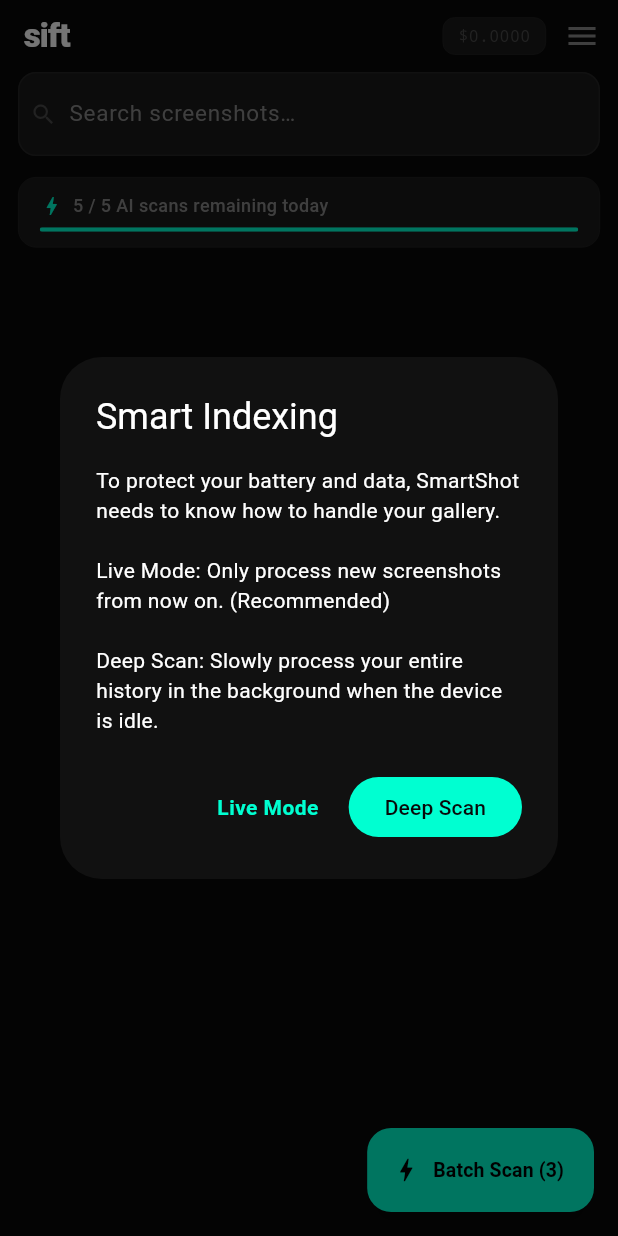
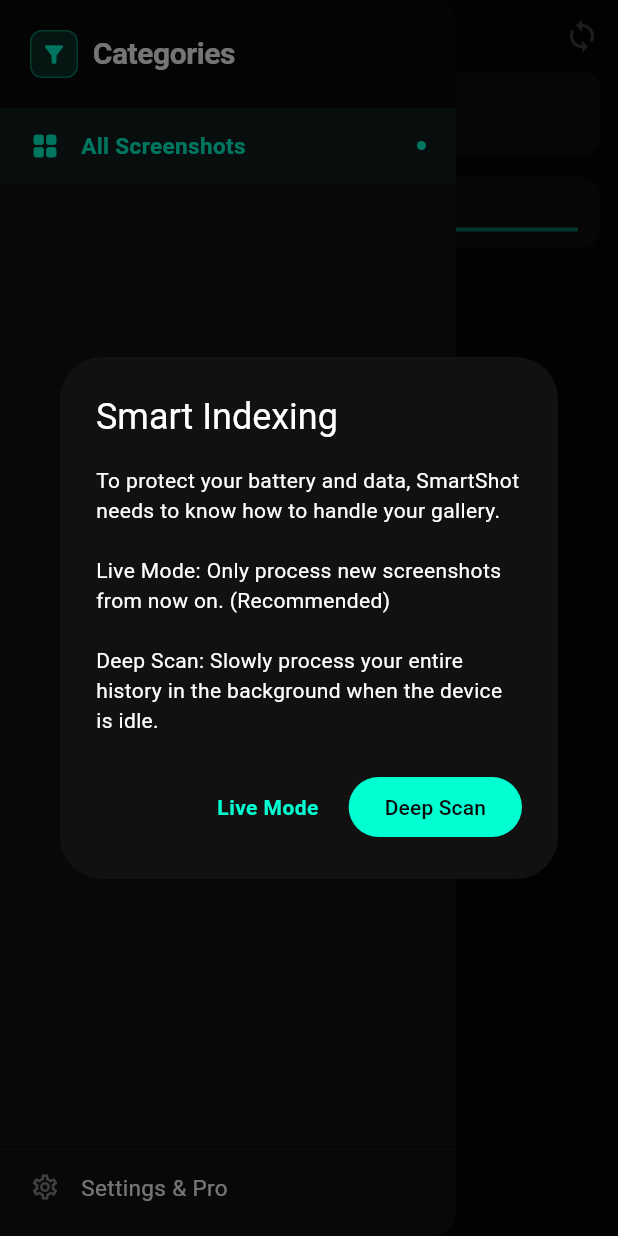
Before and after one commit to TreyKys/Smart-Shot, a Flutter app: the GalleryScreen screen opened directly, with the side drawer open (before the commit the screen has no drawer), on a phone screen of 412 x 824 dp. Run offline on Flutter 3.47's test engine with Material 3 defaults, Android fonts, the phone set to English and light mode, and no system bars; drawn by our look-alikes of flutter_animate; our stand-ins replace flutter_dotenv, flutter_image_compress, flutter_local_notifications, flutter_riverpod, google_generative_ai, google_mobile_ads and 7 more; missing offline and left inert: add_2_calendar, google_mlkit_text_recognition, photo_manager, purchases_flutter, receive_sharing_intent, workmanager; accounts and stored records are empty; generated files the repository leaves out were written again; statements that could not run were skipped.

Commit message:
fix: restore drawer, icon, auto-process, fix AI pipeline key source
- gallery_screen: replace "sift" text with filter icon + wordmark, remove
  cost badge, remove Batch Scan FAB, restore GalleryDrawer (side drawer),
  remove all Pro gates — processing is now fully automatic
- gallery_drawer: restyle with SiftColors dark theme; same structure/icons
  as before; Settings & Pro link at bottom
- gallery_repository: fix critical bug — API key now reads from
  dotenv.env['GEMINI_API_KEY'] instead of SharedPreferences (was causing
  empty key → no LLM calls); auto-process ALL unprocessed screenshots on
  every sync with no mode-based foreground limit; quota gates free users at
  5 scans/day automatically; BYOK bypasses quota entirely
- background_service: increase deep-scan batch from 25 → 50 per Workmanager
  run; dotenv already loaded correctly in isolate

AI model in use: gemini-2.5-flash-preview-05-20

https://claude.ai/code/session_01Wd7qxrpLWourW3FSVYqvXS

```diff
--- a/lib/features/gallery/presentation/gallery_screen.dart
+++ b/lib/features/gallery/presentation/gallery_screen.dart
@@ -9,12 +9,10 @@ import 'package:sift/features/gallery/data/gallery_repository.dart';
 import 'package:sift/features/gallery/domain/screenshot.dart';
 import 'package:sift/features/gallery/presentation/gallery_provider.dart';
 import 'package:sift/features/gallery/presentation/image_detail_screen.dart';
-import 'package:sift/features/gallery/presentation/widgets/sift_bottom_sheet.dart';
+import 'package:sift/features/gallery/presentation/widgets/gallery_drawer.dart';
 import 'package:sift/features/gallery/presentation/widgets/smart_indexing_dialog.dart';
 import 'package:sift/features/gallery/services/background_service.dart';
 import 'package:sift/features/monetization/quota_bar.dart';
-import 'package:sift/features/pro/presentation/paywall_sheet.dart';
-import 'package:sift/features/pro/pro_service.dart';
 import 'package:sift/features/purge/presentation/purge_banner.dart';
 import 'package:sift/features/search/search_provider.dart';
 
@@ -71,62 +69,41 @@ class _GalleryScreenState extends ConsumerState<GalleryScreen> {
     final searchQuery = ref.watch(searchQueryProvider);
     final isSearching = searchQuery.isNotEmpty;
     final selectedTag = ref.watch(selectedTagProvider);
-    final isPro = ref.watch(proServiceProvider);
-    final energyState = ref.watch(economyServiceProvider);
 
     final AsyncValue<List<Screenshot>> content = isSearching
         ? ref.watch(searchResultsProvider)
         : ref.watch(galleryStreamProvider);
 
-    final costBadge = energyState.when(
-      data: (_) {
-        final cost = ref.read(economyServiceProvider.notifier).getTotalCostUsd();
-        return '\$${cost.toStringAsFixed(4)}';
-      },
-      loading: () => '\$0.0000',
-      error: (_, __) => '\$0.0000',
-    );
-
     return Scaffold(
       backgroundColor: SiftColors.background,
+      // ── Restored side drawer ──────────────────────────────────────────────
+      drawer: const GalleryDrawer(),
       appBar: AppBar(
         backgroundColor: SiftColors.background,
-        title: Text(
-          selectedTag != null ? selectedTag : 'sift',
-          style: TextStyle(
-            color: selectedTag != null ? SiftColors.accent : SiftColors.textPrimary,
-            fontSize: 22,
-            fontWeight: FontWeight.w800,
-            letterSpacing: -0.5,
+        // Minimalist Sift icon — replaces text
+        title: selectedTag != null
+            ? Text(
+                selectedTag,
+                style: const TextStyle(
+                  color: SiftColors.accent,
+                  fontSize: 17,
+                  fontWeight: FontWeight.w700,
+                ),
+              )
+            : _SiftIcon(),
+        // Remove the default drawer hamburger so we can control its colour
+        leading: Builder(
+          builder: (ctx) => IconButton(
+            icon: const Icon(Icons.menu, color: SiftColors.textSecondary),
+            onPressed: () => Scaffold.of(ctx).openDrawer(),
           ),
         ),
         actions: [
-          // Cost transparency badge
-          if (!isPro)
-            GestureDetector(
-              onTap: () {},
-              child: Container(
-                margin: const EdgeInsets.symmetric(vertical: 8),
-                padding: const EdgeInsets.symmetric(horizontal: 10, vertical: 4),
-                decoration: BoxDecoration(
-                  color: SiftColors.surfaceElevated,
-                  borderRadius: BorderRadius.circular(8),
-                  border: Border.all(color: SiftColors.border, width: 0.5),
-                ),
-                child: Text(
-                  costBadge,
-                  style: const TextStyle(
-                    color: SiftColors.textTertiary,
-                    fontSize: 11,
-                    fontFamily: 'monospace',
-                    fontWeight: FontWeight.w500,
-                  ),
-                ),
-              ),
-            ),
           IconButton(
-            icon: const Icon(Icons.menu, color: SiftColors.textSecondary),
-            onPressed: () => showSiftBottomSheet(context),
+            icon: const Icon(Icons.sync, color: SiftColors.textSecondary),
+            tooltip: 'Sync gallery',
+            onPressed: () =>
+                ref.read(galleryRepositoryProvider).syncGallery(),
           ),
         ],
         bottom: PreferredSize(
@@ -137,7 +114,8 @@ class _GalleryScreenState extends ConsumerState<GalleryScreen> {
               hintText: 'Search screenshots…',
               onChanged: (v) =>
                   ref.read(searchQueryProvider.notifier).setQuery(v),
-              leading: const Icon(Icons.search, color: SiftColors.textTertiary, size: 18),
+              leading: const Icon(Icons.search,
+                  color: SiftColors.textTertiary, size: 18),
               trailing: searchQuery.isNotEmpty
                   ? [
                       IconButton(
@@ -154,11 +132,11 @@ class _GalleryScreenState extends ConsumerState<GalleryScreen> {
       ),
       body: Column(
         children: [
-          // Purge banner
+          // Purge banner (only shows when purgeable items exist)
           const PurgeBanner(),
 
-          // Quota bar (hidden for Pro)
-          if (!isPro) const QuotaBar(),
+          // Quota bar (always shown — free tier has 5 scans/day)
+          const QuotaBar(),
 
           const SizedBox(height: 4),
 
@@ -169,7 +147,9 @@ class _GalleryScreenState extends ConsumerState<GalleryScreen> {
                 if (screenshots.isEmpty) {
                   return Center(
                     child: Text(
-                      isSearching ? 'No results found.' : 'No screenshots yet.',
+                      isSearching
+                          ? 'No results found.'
+                          : 'No screenshots yet.',
                       style: const TextStyle(
                           color: SiftColors.textSecondary, fontSize: 15),
                     ),
@@ -179,7 +159,7 @@ class _GalleryScreenState extends ConsumerState<GalleryScreen> {
                   crossAxisCount: 2,
                   mainAxisSpacing: 6,
                   crossAxisSpacing: 6,
-                  padding: const EdgeInsets.fromLTRB(12, 4, 12, 80),
+                  padding: const EdgeInsets.fromLTRB(12, 4, 12, 16),
                   itemCount: screenshots.length,
                   itemBuilder: (context, index) =>
                       _ScreenshotCard(screenshot: screenshots[index]),
@@ -190,48 +170,53 @@ class _GalleryScreenState extends ConsumerState<GalleryScreen> {
                     style: const TextStyle(color: SiftColors.danger)),
               ),
               loading: () => const Center(
-                  child: CircularProgressIndicator(color: SiftColors.accent)),
+                  child:
+                      CircularProgressIndicator(color: SiftColors.accent)),
             ),
           ),
         ],
       ),
-
-      // Batch scan FAB
-      floatingActionButton: FloatingActionButton.extended(
-        backgroundColor: isPro ? SiftColors.proGold : SiftColors.accent,
-        foregroundColor: Colors.black,
-        onPressed: () => _triggerBatchScan(context, isPro),
-        icon: const Icon(Icons.bolt, size: 20),
-        label: Text(
-          isPro ? 'Batch Scan' : 'Batch Scan (${kFreeBatchLimit})',
-          style: const TextStyle(fontWeight: FontWeight.w700, fontSize: 13),
-        ),
-      ),
     );
-  }
-
-  Future<void> _triggerBatchScan(BuildContext context, bool isPro) async {
-    if (!isPro) {
-      final energy = await ref.read(economyServiceProvider.future);
-      final byok = ref.read(economyServiceProvider.notifier).getByokKey();
-      if (energy <= 0 && (byok == null || byok.isEmpty)) {
-        showPaywallSheet(context, triggerFeature: 'Batch Scan');
-        return;
-      }
-    }
-    ref.read(galleryRepositoryProvider).runManualBatchScan(isPro: isPro);
-    if (context.mounted) {
-      ScaffoldMessenger.of(context).showSnackBar(
-        SnackBar(
-          content: Text(
-              isPro ? 'Pro batch scan started…' : 'Scanning ${kFreeBatchLimit} screenshots…'),
-        ),
-      );
-    }
   }
 }
 
-// ── Screenshot card ────────────────────────────────────────────────────────────
+// ── Minimalist Sift icon ──────────────────────────────────────────────────────
+
+class _SiftIcon extends StatelessWidget {
+  @override
+  Widget build(BuildContext context) {
+    return Row(
+      mainAxisSize: MainAxisSize.min,
+      children: [
+        Container(
+          width: 30,
+          height: 30,
+          decoration: BoxDecoration(
+            color: SiftColors.accent.withValues(alpha: 0.15),
+            borderRadius: BorderRadius.circular(8),
+            border: Border.all(
+                color: SiftColors.accent.withValues(alpha: 0.5), width: 1),
+          ),
+          child: const Center(
+            child: Icon(Icons.filter_alt, color: SiftColors.accent, size: 18),
+          ),
+        ),
+        const SizedBox(width: 8),
+        const Text(
+          'sift',
+          style: TextStyle(
+            color: SiftColors.accent,
+            fontSize: 19,
+            fontWeight: FontWeight.w800,
+            letterSpacing: -0.5,
+          ),
+        ),
+      ],
+    );
+  }
+}
+
+// ── Screenshot card ───────────────────────────────────────────────────────────
 
 class _ScreenshotCard extends StatelessWidget {
   final Screenshot screenshot;
@@ -268,7 +253,7 @@ class _ScreenshotCard extends StatelessWidget {
                 ),
               ),
 
-              // Processing indicator (cyan bar at bottom)
+              // Cyan scanning bar (unprocessed)
               if (!screenshot.isProcessed)
                 Positioned(
                   bottom: 0,
@@ -277,13 +262,13 @@ class _ScreenshotCard extends StatelessWidget {
                   child: LinearProgressIndicator(
                     value: null,
                     backgroundColor: SiftColors.border,
-                    valueColor:
-                        const AlwaysStoppedAnimation<Color>(SiftColors.accent),
+                    valueColor: const AlwaysStoppedAnimation<Color>(
+                        SiftColors.accent),
                     minHeight: 2,
                   ),
                 ),
 
-              // Processed checkmark
+              // Processed dot
               if (screenshot.isProcessed)
                 const Positioned(
                   top: 6,
--- a/lib/features/gallery/presentation/widgets/gallery_drawer.dart
+++ b/lib/features/gallery/presentation/widgets/gallery_drawer.dart
@@ -1,7 +1,9 @@
 import 'package:flutter/cupertino.dart';
 import 'package:flutter/material.dart';
 import 'package:flutter_riverpod/flutter_riverpod.dart';
+import 'package:sift/core/theme/app_theme.dart';
 import 'package:sift/features/gallery/presentation/gallery_provider.dart';
+import 'package:sift/features/settings/settings_screen.dart';
 
 class GalleryDrawer extends ConsumerWidget {
   const GalleryDrawer({super.key});
@@ -12,45 +14,93 @@ class GalleryDrawer extends ConsumerWidget {
     final selectedTag = ref.watch(selectedTagProvider);
 
     return Drawer(
+      backgroundColor: SiftColors.surface,
       child: Column(
         children: [
-          DrawerHeader(
-            decoration: BoxDecoration(
-              color: Theme.of(context).colorScheme.primaryContainer,
+          // Header
+          Container(
+            width: double.infinity,
+            padding: EdgeInsets.only(
+              top: MediaQuery.of(context).padding.top + 20,
+              bottom: 20,
+              left: 20,
+              right: 20,
             ),
-            child: Center(
-              child: Text(
-                'Categories',
-                style: Theme.of(context).textTheme.headlineMedium?.copyWith(
-                      color: Theme.of(context).colorScheme.onPrimaryContainer,
-                    ),
+            decoration: const BoxDecoration(
+              color: SiftColors.background,
+              border: Border(
+                bottom: BorderSide(color: SiftColors.border, width: 0.5),
               ),
             ),
+            child: Row(
+              children: [
+                Container(
+                  width: 32,
+                  height: 32,
+                  decoration: BoxDecoration(
+                    color: SiftColors.accent.withValues(alpha: 0.15),
+                    borderRadius: BorderRadius.circular(8),
+                    border: Border.all(
+                        color: SiftColors.accent.withValues(alpha: 0.4),
+                        width: 1),
+                  ),
+                  child: const Center(
+                    child: Icon(Icons.filter_alt,
+                        color: SiftColors.accent, size: 18),
+                  ),
+                ),
+                const SizedBox(width: 10),
+                const Text(
+                  'Categories',
+                  style: TextStyle(
+                    color: SiftColors.textPrimary,
+                    fontSize: 20,
+                    fontWeight: FontWeight.w700,
+                    letterSpacing: -0.3,
+                  ),
+                ),
+              ],
+            ),
           ),
-          ListTile(
-            leading: const Icon(Icons.grid_view),
-            title: const Text('All Screenshots'),
-            selected: selectedTag == null,
+
+          // All Screenshots
+          _DrawerTile(
+            icon: Icons.grid_view_rounded,
+            label: 'All Screenshots',
+            isSelected: selectedTag == null,
             onTap: () {
               ref.read(selectedTagProvider.notifier).select(null);
               Navigator.pop(context);
             },
           ),
-          const Divider(),
+
+          const Divider(
+              color: SiftColors.border, thickness: 0.5, height: 1),
+
+          // Tag list
           Expanded(
             child: tagsAsync.when(
               data: (tags) {
                 if (tags.isEmpty) {
-                  return const Center(child: Text("No tags yet."));
+                  return const Center(
+                    child: Text(
+                      'No tags yet.\nScreenshots will be\ntagged automatically.',
+                      textAlign: TextAlign.center,
+                      style: TextStyle(
+                          color: SiftColors.textTertiary, fontSize: 13),
+                    ),
+                  );
                 }
                 return ListView.builder(
+                  padding: EdgeInsets.zero,
                   itemCount: tags.length,
                   itemBuilder: (context, index) {
                     final tag = tags[index];
-                    return ListTile(
-                      leading: Icon(_getIconForTag(tag)),
-                      title: Text(tag),
-                      selected: selectedTag == tag,
+                    return _DrawerTile(
+                      icon: _getIconForTag(tag),
+                      iconColor: SiftColors.forTag(tag),
+                      label: tag,
+                      isSelected: selectedTag == tag,
                       onTap: () {
                         ref.read(selectedTagProvider.notifier).select(tag);
                         Navigator.pop(context);
@@ -59,10 +109,32 @@ class GalleryDrawer extends ConsumerWidget {
                   },
                 );
               },
-              error: (err, stack) => Center(child: Text('Error: $err')),
-              loading: () => const Center(child: CircularProgressIndicator()),
+              error: (err, _) => Center(
+                  child: Text('Error: $err',
+                      style:
+                          const TextStyle(color: SiftColors.danger))),
+              loading: () => const Center(
+                  child: CircularProgressIndicator(
+                      color: SiftColors.accent)),
             ),
           ),
+
+          // Bottom: Settings link
+          const Divider(
+              color: SiftColors.border, thickness: 0.5, height: 1),
+          _DrawerTile(
+            icon: Icons.settings_outlined,
+            label: 'Settings & Pro',
+            onTap: () {
+              Navigator.pop(context);
+              Navigator.push(
+                context,
+                MaterialPageRoute(
+                    builder: (_) => const SettingsScreen()),
+              );
+            },
+          ),
+          SizedBox(height: MediaQuery.of(context).padding.bottom + 8),
         ],
       ),
     );
@@ -70,49 +142,113 @@ class GalleryDrawer extends ConsumerWidget {
 
   IconData _getIconForTag(String tag) {
     final lower = tag.toLowerCase().replaceAll('#', '');
-    if (lower.contains('finance') || lower.contains('receipt') || lower.contains('money')) {
-      return CupertinoIcons.money_dollar;
-    }
-    if (lower.contains('travel') || lower.contains('flight')) {
+    if (lower.contains('finance') ||
+        lower.contains('receipt') ||
+        lower.contains('money')) return CupertinoIcons.money_dollar;
+    if (lower.contains('travel') || lower.contains('flight'))
       return CupertinoIcons.airplane;
-    }
-    if (lower.contains('web3') || lower.contains('crypto') || lower.contains('btc') || lower.contains('eth')) {
-      return CupertinoIcons.bitcoin;
-    }
-    if (lower.contains('code') || lower.contains('dev') || lower.contains('git')) {
+    if (lower.contains('web3') ||
+        lower.contains('crypto') ||
+        lower.contains('btc') ||
+        lower.contains('eth')) return CupertinoIcons.bitcoin;
+    if (lower.contains('code') ||
+        lower.contains('dev') ||
+        lower.contains('git'))
       return CupertinoIcons.chevron_left_slash_chevron_right;
-    }
-    if (lower.contains('social') || lower.contains('instagram') || lower.contains('twitter') || lower.contains('x')) {
-      return CupertinoIcons.person_2;
-    }
-    if (lower.contains('meme') || lower.contains('funny')) {
+    if (lower.contains('social') ||
+        lower.contains('instagram') ||
+        lower.contains('twitter') ||
+        lower.contains('x')) return CupertinoIcons.person_2;
+    if (lower.contains('meme') || lower.contains('funny'))
       return CupertinoIcons.smiley;
-    }
-    if (lower.contains('chem') || lower.contains('science') || lower.contains('lab')) {
-      return CupertinoIcons.lab_flask;
-    }
-    if (lower.contains('date') || lower.contains('calendar') || lower.contains('schedule')) {
-      return CupertinoIcons.calendar;
-    }
-    if (lower.contains('chart') || lower.contains('trading') || lower.contains('stock')) {
-      return CupertinoIcons.graph_circle;
-    }
-    if (lower.contains('news') || lower.contains('article')) {
+    if (lower.contains('chem') ||
+        lower.contains('science') ||
+        lower.contains('lab')) return CupertinoIcons.lab_flask;
+    if (lower.contains('date') ||
+        lower.contains('calendar') ||
+        lower.contains('schedule')) return CupertinoIcons.calendar;
+    if (lower.contains('chart') ||
+        lower.contains('trading') ||
+        lower.contains('stock')) return CupertinoIcons.graph_circle;
+    if (lower.contains('news') || lower.contains('article'))
       return CupertinoIcons.news;
-    }
-    if (lower.contains('shop') || lower.contains('buy')) {
+    if (lower.contains('shop') || lower.contains('buy'))
       return CupertinoIcons.shopping_cart;
-    }
-    if (lower.contains('music') || lower.contains('song')) {
+    if (lower.contains('music') || lower.contains('song'))
       return CupertinoIcons.music_note;
-    }
-    if (lower.contains('video') || lower.contains('movie')) {
+    if (lower.contains('video') || lower.contains('movie'))
       return CupertinoIcons.film;
-    }
-    if (lower.contains('book') || lower.contains('read') || lower.contains('edu')) {
-      return CupertinoIcons.book;
-    }
-
+    if (lower.contains('book') ||
+        lower.contains('read') ||
+        lower.contains('edu')) return CupertinoIcons.book;
+    if (lower.contains('sport') || lower.contains('football') ||
+        lower.contains('soccer')) return CupertinoIcons.sportscourt;
+    if (lower.contains('food') || lower.contains('restaurant'))
+      return CupertinoIcons.cart;
     return CupertinoIcons.tag;
   }
 }
+
+class _DrawerTile extends StatelessWidget {
+  final IconData icon;
+  final Color? iconColor;
+  final String label;
+  final bool isSelected;
+  final VoidCallback onTap;
+
+  const _DrawerTile({
+    required this.icon,
+    required this.label,
+    required this.onTap,
+    this.iconColor,
+    this.isSelected = false,
+  });
+
+  @override
+  Widget build(BuildContext context) {
+    final effectiveIconColor = isSelected
+        ? SiftColors.accent
+        : (iconColor ?? SiftColors.textSecondary);
+
+    return InkWell(
+      onTap: onTap,
+      splashColor: SiftColors.accent.withValues(alpha: 0.05),
+      child: Container(
+        padding:
+            const EdgeInsets.symmetric(horizontal: 20, vertical: 14),
+        color: isSelected
+            ? SiftColors.accent.withValues(alpha: 0.06)
+            : Colors.transparent,
+        child: Row(
+          children: [
+            Icon(icon, color: effectiveIconColor, size: 20),
+            const SizedBox(width: 14),
+            Expanded(
+              child: Text(
+                label,
+                style: TextStyle(
+                  color: isSelected
+                      ? SiftColors.accent
+                      : SiftColors.textPrimary,
+                  fontSize: 15,
+                  fontWeight: isSelected
+                      ? FontWeight.w600
+                      : FontWeight.w400,
+                ),
+              ),
+            ),
+            if (isSelected)
+              Container(
+                width: 6,
+                height: 6,
+                decoration: const BoxDecoration(
+                  color: SiftColors.accent,
+                  shape: BoxShape.circle,
+                ),
+              ),
+          ],
+        ),
+      ),
+    );
+  }
+}
--- a/lib/features/gallery/services/background_service.dart
+++ b/lib/features/gallery/services/background_service.dart
@@ -36,12 +36,12 @@ Future<bool> _processDeepScanBatch() async {
       directory: dir.path,
     );
 
-    // 3. Fetch Batch (25 images)
-    // We only process unprocessed images.
+    // 3. Fetch batch of 50 unprocessed images
     final screenshots = await isar.screenshots
         .filter()
         .isProcessedEqualTo(false)
-        .limit(25)
+        .sortByTimestamp()
+        .limit(50)
         .findAll();
 
     if (screenshots.isEmpty) {
```
Also changed, not shown: lib/features/gallery/data/gallery_repository.dart (+98 -183 lines).
